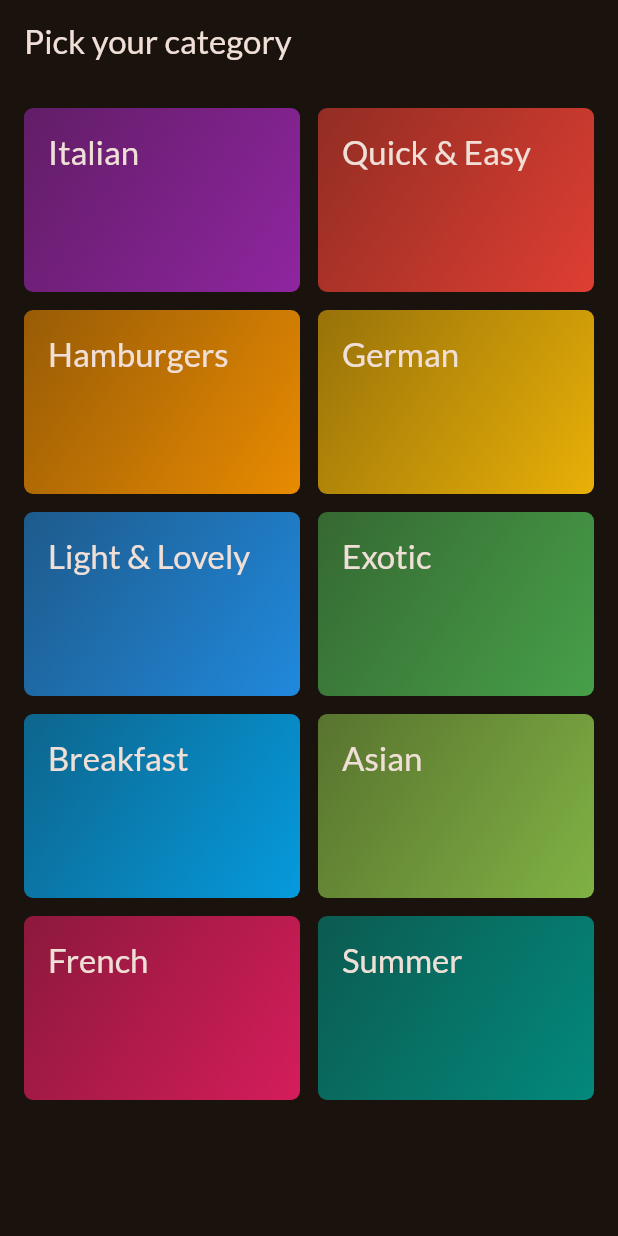
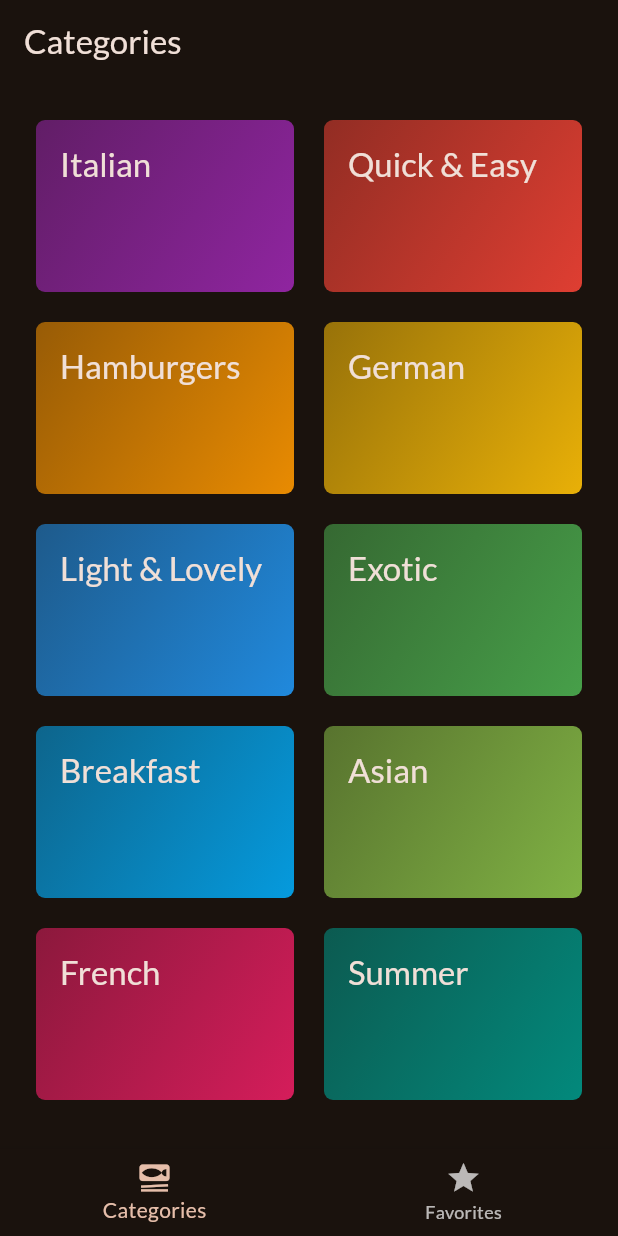
Before and after one commit to alexsumoski/recipes-app, a Flutter app: the screen it shows after launch, on a phone screen of 412 x 824 dp. Run offline on Flutter 3.47's test engine with Material 2 defaults, Android fonts, the phone set to English and light mode, and no system bars; our stand-ins replace google_fonts, transparent_image.

Commit message:
Tab navigation

```diff
--- a/lib/main.dart
+++ b/lib/main.dart
@@ -2,7 +2,7 @@ import 'package:flutter/material.dart';
 
 import 'package:google_fonts/google_fonts.dart';
 import 'package:recipes_app/data/dummy_data.dart';
-import 'package:recipes_app/screens/categories.dart';
+import 'package:recipes_app/screens/tabs.dart';
 
 final theme = ThemeData(
   useMaterial3: true,
@@ -22,6 +22,6 @@ class App extends StatelessWidget {
 
   @override
   Widget build(BuildContext context) {
-    return MaterialApp(theme: theme, home: CategoriesScreen());
+    return MaterialApp(theme: theme, home: const TabsScreen());
   }
 }
--- a/lib/screens/categories.dart
+++ b/lib/screens/categories.dart
@@ -1,4 +1,3 @@
-import 'package:flutter/foundation.dart';
 import 'package:flutter/material.dart';
 import 'package:recipes_app/data/dummy_data.dart';
 import 'package:recipes_app/screens/meals.dart';
@@ -25,17 +24,13 @@ class CategoriesScreen extends StatelessWidget {
 
   @override
   Widget build(BuildContext context) {
-    return Scaffold(
-      appBar: AppBar(
-        title: const Text('Pick your category'),
-      ),
-      body: GridView(
-        padding: const EdgeInsets.all(16),
+    return GridView(
+      padding: const EdgeInsets.all(24),
       gridDelegate: const SliverGridDelegateWithFixedCrossAxisCount(
         crossAxisCount: 2,
         childAspectRatio: 3 / 2,
-          crossAxisSpacing: 12,
-          mainAxisSpacing: 12,
+        crossAxisSpacing: 20,
+        mainAxisSpacing: 20,
       ),
       children: [
         // availableCategories.map((category) => CategoryGridItem(category: category)).toList()
@@ -47,7 +42,6 @@ class CategoriesScreen extends StatelessWidget {
             },
           )
       ],
-      ),
     );
   }
 }
--- a/lib/screens/meals.dart
+++ b/lib/screens/meals.dart
@@ -1,16 +1,16 @@
 import 'package:flutter/material.dart';
 import 'package:recipes_app/models/meal.dart';
-import 'package:recipes_app/widgets/meal_details.dart';
+import 'package:recipes_app/screens/meal_details.dart';
 import 'package:recipes_app/widgets/meal_item.dart';
 
 class MealsScreen extends StatelessWidget {
   const MealsScreen({
     super.key,
-    required this.title,
+    this.title,
     required this.meals,
   });
 
-  final String title;
+  final String? title;
   final List<Meal> meals;
 
   void selectMeal(BuildContext context, Meal meal) {
@@ -58,9 +58,13 @@ class MealsScreen extends StatelessWidget {
       );
     }
 
+    if (title == null) {
+      return content;
+    }
+
     return Scaffold(
       appBar: AppBar(
-        title: Text(title),
+        title: Text(title!),
       ),
       body: content,
     );
--- /dev/null
+++ b/lib/screens/tabs.dart
@@ -0,0 +1,46 @@
+import 'package:flutter/material.dart';
+import 'package:recipes_app/screens/categories.dart';
+import 'package:recipes_app/screens/meals.dart';
+
+class TabsScreen extends StatefulWidget {
+  const TabsScreen({super.key});
+
+  @override
+  State<TabsScreen> createState() => _TabsScreenState();
+}
+
+class _TabsScreenState extends State<TabsScreen> {
+  int _selectedPageIndex = 0;
+
+  void _selectPage(int index) {
+    setState(() {
+      _selectedPageIndex = index;
+    });
+  }
+
+  @override
+  Widget build(BuildContext context) {
+    Widget activePage = const CategoriesScreen();
+    var activePageTitle = 'Categories';
+
+    if (_selectedPageIndex == 1) {
+      activePage = const MealsScreen(meals: []);
+      activePageTitle = 'Your Favorites';
+    }
+    return Scaffold(
+      appBar: AppBar(
+        title: Text(activePageTitle),
+      ),
+      body: activePage,
+      bottomNavigationBar: BottomNavigationBar(
+        onTap: _selectPage,
+        currentIndex: _selectedPageIndex,
+        items: const [
+          BottomNavigationBarItem(
+              icon: Icon(Icons.set_meal), label: 'Categories'),
+          BottomNavigationBarItem(icon: Icon(Icons.star), label: 'Favorites'),
+        ],
+      ),
+    );
+  }
+}
```
Also changed, not shown: lib/screens/meal_details.dart (renamed from lib/widgets/meal_details.dart). Lines whose indentation alone changed are shown as unchanged.
